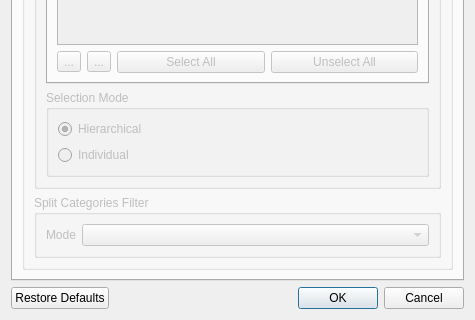
Before: the Qt Designer form src/views/ui_files/forms/transaction_filter_form.ui in JakubFranek/Kapytal, drawn with Qt 5; both pictures show x 0 to 475 and y 208 to 528 of the 475 by 528 pixel window.
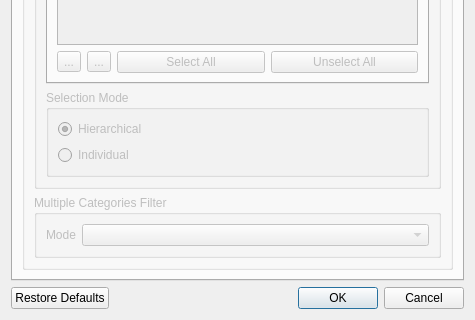
After: the same form once the commit is applied. The open tabs and pages were chosen to show the change.

Commit message:
Add Category filter classes and their tests
Add Category filter composite strategies.
Rename Split Categories Filter in TransactionFilterForm to Multiple
Categories Filter.
Add and fix tests. Coverage 100%.

What changed in the file:
```diff
--- a/src/views/ui_files/forms/transaction_filter_form.ui
+++ b/src/views/ui_files/forms/transaction_filter_form.ui
@@ -721,7 +721,7 @@
              <string>&lt;html&gt;&lt;head/&gt;&lt;body&gt;&lt;p&gt;Filter Incomes, Expenses and Refunds with Split Categories (i.e. multiple Categories). Other Transaction types are unaffected by this Filter.&lt;/p&gt;&lt;p&gt;KEEP: Only Transactions with Split Categories are kept&lt;/p&gt;&lt;p&gt;DISCARD: Transactions with Split Categories are discarded&lt;/p&gt;&lt;/body&gt;&lt;/html&gt;</string>
             </property>
             <property name="title">
-             <string>Split Categories Filter</string>
+             <string>Multiple Categories Filter</string>
             </property>
             <layout class="QFormLayout" name="formLayout_3">
              <item row="0" column="0">
```
Left out of the diff: 8 changed lines with no effect on the pictures. The commit also changes 12 other files.
